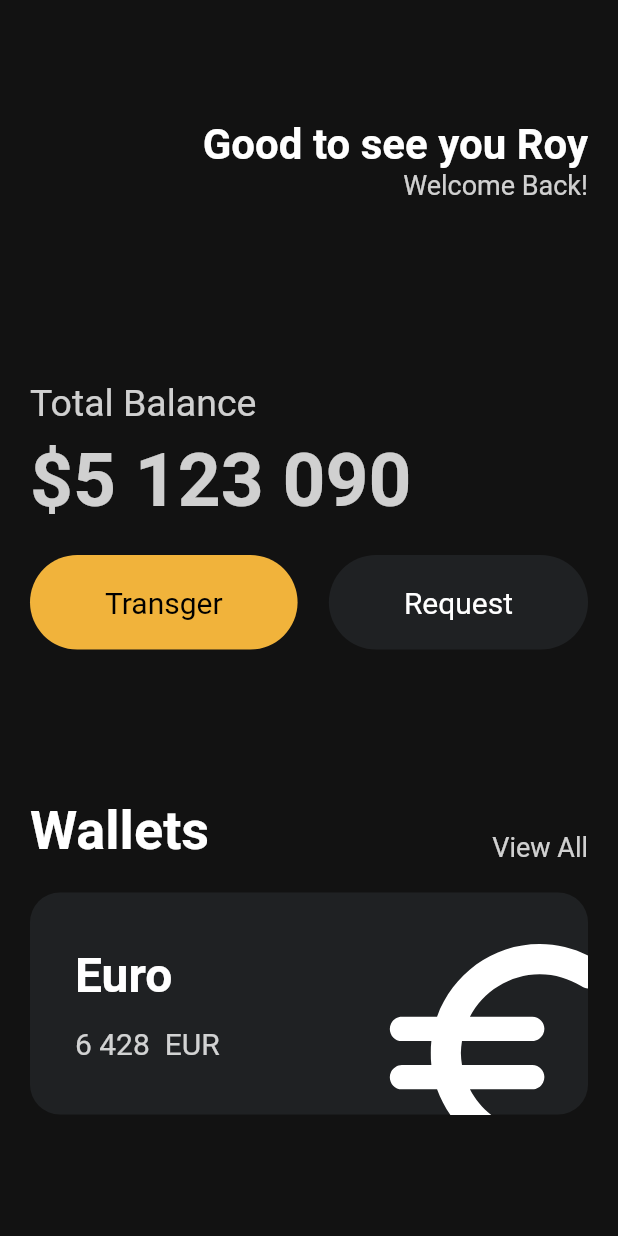
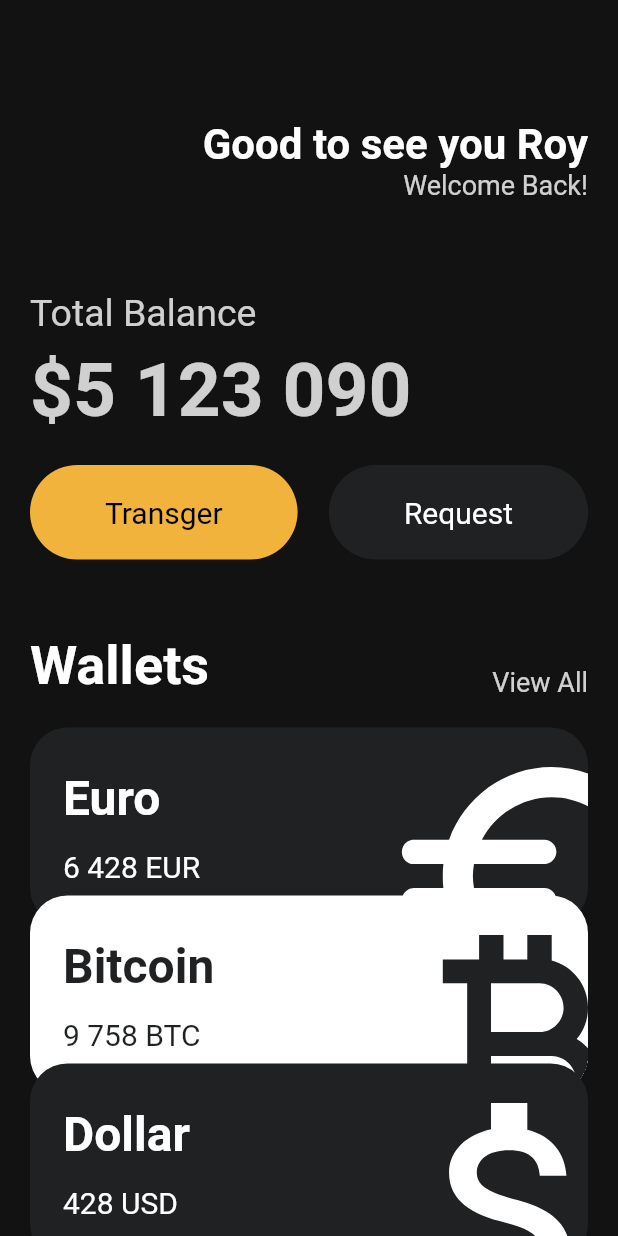
Before and after one commit to roy656/ssoontoon, a Flutter app: the screen it shows after launch, on a phone screen of 412 x 824 dp. Run offline on Flutter 3.47's test engine with Material 2 defaults, Android fonts, the phone set to English and light mode, and no system bars.

Commit message:
created reusable card container

```diff
--- a/lib/main.dart
+++ b/lib/main.dart
@@ -1,5 +1,6 @@
 import 'package:flutter/material.dart';
 import 'package:ssoontoon/widgets/button.dart';
+import 'package:ssoontoon/widgets/card.dart';
 
 // 정적 화면
 void main() {
@@ -12,7 +13,8 @@ class App extends StatelessWidget {
     return MaterialApp(
       home: Scaffold(
           backgroundColor: const Color.fromARGB(255, 18, 18, 18),
-          body: Padding(
+          body: SingleChildScrollView(
+            child: Padding(
               padding: const EdgeInsets.symmetric(horizontal: 20),
               child: Column(
                 crossAxisAlignment: CrossAxisAlignment.start,
@@ -46,7 +48,7 @@ class App extends StatelessWidget {
                     ],
                   ),
                   const SizedBox(
-                  height: 120,
+                    height: 60,
                   ),
                   Text(
                     'Total Balance',
@@ -81,7 +83,7 @@ class App extends StatelessWidget {
                     ],
                   ),
                   const SizedBox(
-                  height: 100,
+                    height: 50,
                   ),
                   Row(
                     crossAxisAlignment: CrossAxisAlignment.end,
@@ -107,69 +109,35 @@ class App extends StatelessWidget {
                   const SizedBox(
                     height: 20,
                   ),
-                Container(
-                    clipBehavior: Clip.hardEdge,
-                    decoration: BoxDecoration(
-                      color: const Color(0xFF1F2123),
-                      borderRadius: BorderRadius.circular(20),
+                  const CurrencyCard(
+                    name: 'Euro',
+                    code: 'EUR',
+                    amount: '6 428',
+                    icon: Icons.euro_rounded,
+                    isInverted: false,
                   ),
-                    child: Padding(
-                      padding: const EdgeInsets.all(30),
-                      child: Row(
-                        mainAxisAlignment: MainAxisAlignment.spaceBetween,
-                        children: [
-                          Column(
-                            crossAxisAlignment: CrossAxisAlignment.start,
-                            children: [
-                              const Text(
-                                'Euro',
-                                style: TextStyle(
-                                  color: Colors.white,
-                                  fontSize: 32,
-                                  fontWeight: FontWeight.w600,
+                  Transform.translate(
+                    offset: const Offset(0, -20),
+                    child: const CurrencyCard(
+                      name: 'Bitcoin',
+                      code: 'BTC',
+                      amount: '9 758',
+                      icon: Icons.currency_bitcoin,
+                      isInverted: true,
                     ),
                   ),
-                              const SizedBox(
-                                height: 15,
-                              ),
-                              Row(
-                                children: [
-                                  Text(
-                                    '6 428',
-                                    style: TextStyle(
-                                      color: Colors.white.withOpacity(0.8),
-                                      fontSize: 20,
-                                    ),
-                                  ),
-                                  const SizedBox(
-                                    width: 10,
-                                  ),
-                                  Text(
-                                    'EUR',
-                                    style: TextStyle(
-                                      color: Colors.white.withOpacity(0.8),
-                                      fontSize: 20,
+                  Transform.translate(
+                    offset: const Offset(0, -40),
+                    child: const CurrencyCard(
+                      name: 'Dollar',
+                      code: 'USD',
+                      amount: '428',
+                      icon: Icons.attach_money_outlined,
+                      isInverted: false,
                     ),
                   ),
                 ],
               ),
-                            ],
-                          ),
-                          Transform.scale(
-                            scale: 2.2,
-                            child: Transform.translate(
-                              offset: const Offset(8, 15),
-                              child: const Icon(
-                                Icons.euro_rounded,
-                                color: Colors.white,
-                                size: 88,
-                              ),
-                            ),
-                          )
-                        ],
-                      ),
-                    )),
-              ],
             ),
           )),
     );
--- /dev/null
+++ b/lib/widgets/card.dart
@@ -0,0 +1,84 @@
+import 'package:flutter/material.dart';
+
+class CurrencyCard extends StatelessWidget {
+  final String name, code, amount;
+  final IconData icon;
+  final bool isInverted;
+
+  final _blackColor = const Color(0xFF1F2123);
+
+  const CurrencyCard({
+    super.key,
+    required this.name,
+    required this.code,
+    required this.amount,
+    required this.icon,
+    required this.isInverted,
+  });
+
+  @override
+  Widget build(BuildContext context) {
+    return Container(
+        clipBehavior: Clip.hardEdge,
+        decoration: BoxDecoration(
+          color: isInverted ? Colors.white : _blackColor,
+          borderRadius: BorderRadius.circular(25),
+        ),
+        child: Padding(
+          padding: const EdgeInsets.all(22),
+          child: Row(
+            mainAxisAlignment: MainAxisAlignment.spaceBetween,
+            children: [
+              Column(
+                crossAxisAlignment: CrossAxisAlignment.start,
+                children: [
+                  Text(
+                    name,
+                    style: TextStyle(
+                      color: isInverted ? _blackColor : Colors.white,
+                      fontSize: 32,
+                      fontWeight: FontWeight.w600,
+                    ),
+                  ),
+                  const SizedBox(
+                    height: 15,
+                  ),
+                  Row(
+                    children: [
+                      Text(
+                        amount,
+                        style: TextStyle(
+                          color: isInverted ? _blackColor : Colors.white,
+                          fontSize: 20,
+                        ),
+                      ),
+                      const SizedBox(
+                        width: 5,
+                      ),
+                      Text(
+                        code,
+                        style: TextStyle(
+                          color: isInverted ? _blackColor : Colors.white,
+                          fontSize: 20,
+                        ),
+                      ),
+                    ],
+                  ),
+                ],
+              ),
+              Transform.scale(
+                scale: 2.2,
+                child: Transform.translate(
+                  offset: const Offset(8, 15),
+                  child: Icon(
+                    icon,
+                    color: isInverted ? _blackColor : Colors.white,
+                    size: 88,
+                  ),
+                ),
+              )
+            ],
+          ),
+        ));
+  }
+}
```
Lines whose indentation alone changed are shown as unchanged.
